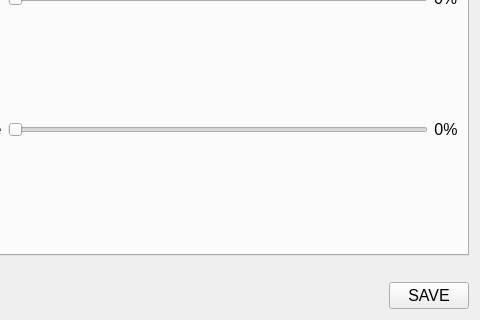
Before: the Qt Designer form settingswindow.ui in radinals/HanoiTower, drawn with Qt 5; both pictures show x 120 to 600 and y 197 to 517 of the 600 by 517 pixel window.
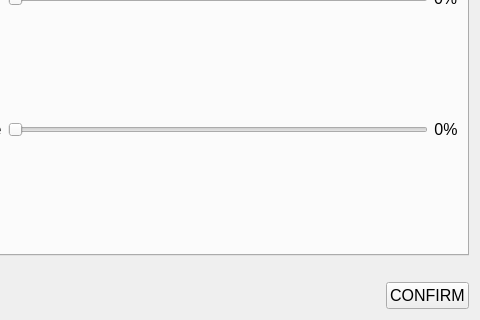
After: the same form once the commit is applied. The open tabs and pages were chosen to show the change.

The edit to the form file:
```diff
--- a/settingswindow.ui
+++ b/settingswindow.ui
@@ -524,7 +524,7 @@
         </font>
        </property>
        <property name="text">
-        <string>SAVE</string>
+        <string>CONFIRM</string>
        </property>
       </widget>
      </item>
```
Left out of the diff: 2 changed lines with no effect on the pictures.
